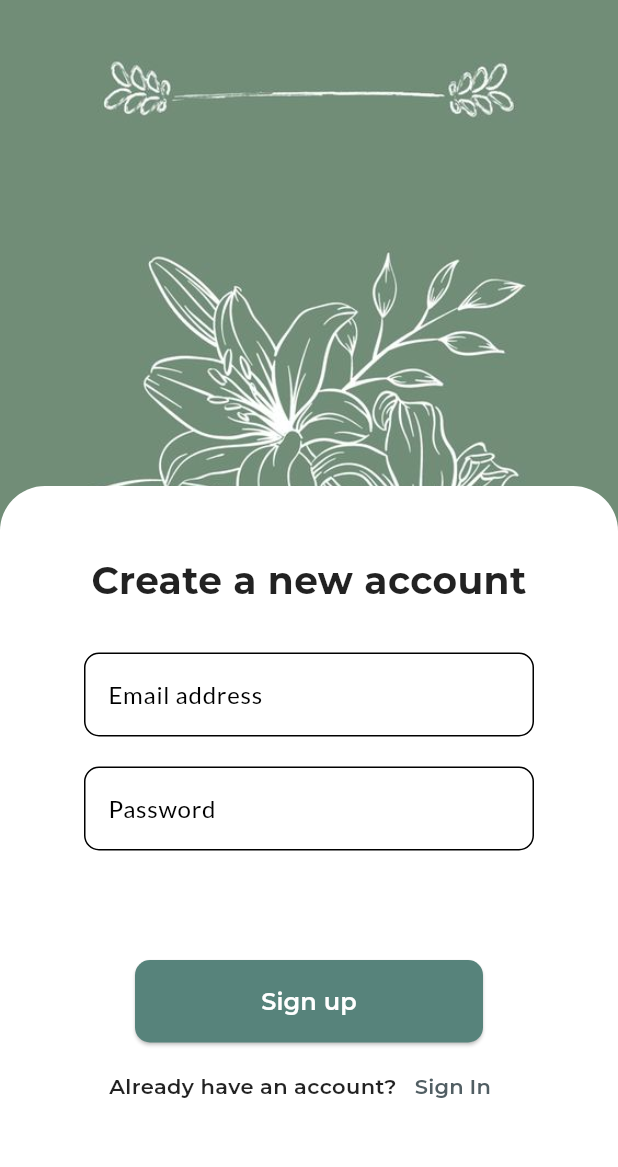
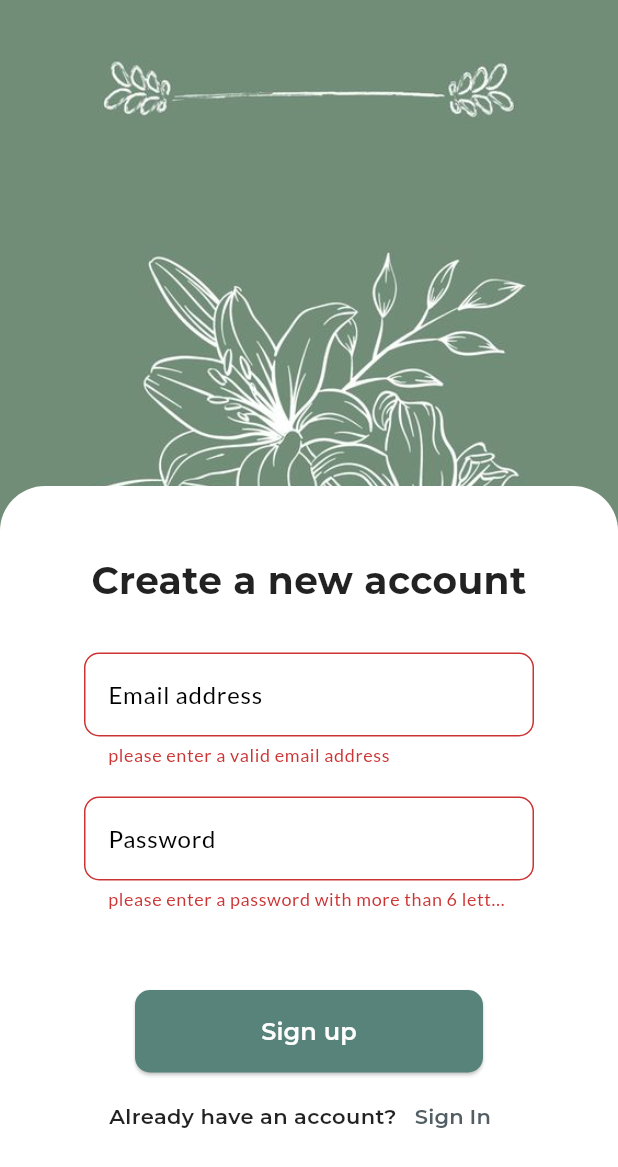
Before and after one commit to Naman-B-Parlecha/MellowWave, a Flutter app: the screen it shows after launch, after a tap on "Sign Up", after a tap on "Sign up", on a phone screen of 412 x 824 dp. Shown: the top 1167 px of the screen. Run offline on Flutter 3.47's test engine with Material 2 defaults, Android fonts, the light colour scheme and no system bars; our stand-ins replace firebase_auth, firebase_core, google_fonts; accounts and stored records are empty.

Commit message:
Added Firebase and logic
added firebase to store data of users and Authentication for
- email
- password

and allows users to stay signed in instead of making new account every time they use the app

```diff
--- /dev/null
+++ b/lib/Screens/LoadingScreen.dart
@@ -0,0 +1,15 @@
+import 'package:flutter/material.dart';
+
+class LoadingScreen extends StatelessWidget {
+  const LoadingScreen({super.key});
+  @override
+  Widget build(BuildContext context) {
+    return Scaffold(
+      body: Center(
+        child: CircularProgressIndicator(
+          valueColor: AlwaysStoppedAnimation<Color>(Color(0xFF57837B)),
+        ),
+      ),
+    );
+  }
+}
--- a/lib/Screens/SignUpScreen.dart
+++ b/lib/Screens/SignUpScreen.dart
@@ -1,5 +1,8 @@
 import 'package:flutter/material.dart';
 import 'package:google_fonts/google_fonts.dart';
+import 'package:firebase_auth/firebase_auth.dart';
+
+final firebase = FirebaseAuth.instance;
 
 class SignUpScreen extends StatefulWidget {
   const SignUpScreen({super.key});
@@ -10,7 +13,35 @@ class SignUpScreen extends StatefulWidget {
 }
 
 class _SignUpScreenState extends State<SignUpScreen> {
+  final _form = GlobalKey<FormState>();
   int count = 0;
+
+  var enteredemail = '';
+  var enteredpassword = '';
+
+  void submit() async {
+    final isValid = _form.currentState!.validate();
+    if (!isValid) {
+      return;
+    }
+    _form.currentState!.save();
+    try {
+      if (count == 2) {
+        final usercredential = await firebase.signInWithEmailAndPassword(
+            email: enteredemail, password: enteredpassword);
+        print(usercredential);
+      } else {
+        final usercredential = await firebase.createUserWithEmailAndPassword(
+            email: enteredemail, password: enteredpassword);
+        print(usercredential);
+      }
+    } on FirebaseAuthException catch (error) {
+      ScaffoldMessenger.of(context).clearSnackBars();
+      ScaffoldMessenger.of(context).showSnackBar(
+          SnackBar(content: Text(error.message ?? "Authenication Failed.")));
+    }
+  }
+
   Widget? content;
   @override
   Widget build(BuildContext context) {
@@ -159,10 +190,11 @@ class _SignUpScreenState extends State<SignUpScreen> {
                     ),
                     SizedBox(height: 30),
                     Container(
-                      height: 180,
+                      height: 200,
                       width: 300,
                       child: SingleChildScrollView(
                           child: Form(
+                        key: _form,
                         child: Column(
                           children: [
                             TextFormField(
@@ -176,6 +208,17 @@ class _SignUpScreenState extends State<SignUpScreen> {
                                 ),
                               ),
                               keyboardType: TextInputType.emailAddress,
+                              validator: (value) {
+                                if (value == null ||
+                                    value.trim().isEmpty ||
+                                    !value.contains('@')) {
+                                  return 'please enter a valid email address';
+                                }
+                                return null;
+                              },
+                              onSaved: (newValue) {
+                                enteredemail = newValue!;
+                              },
                             ),
                             const SizedBox(height: 20.0),
                             TextFormField(
@@ -189,6 +232,15 @@ class _SignUpScreenState extends State<SignUpScreen> {
                                 ),
                               ),
                               obscureText: true,
+                              validator: (value) {
+                                if (value == null || value.trim().length < 6) {
+                                  return 'please enter a password with more than 6 letters';
+                                }
+                                return null;
+                              },
+                              onSaved: (newValue) {
+                                enteredpassword = newValue!;
+                              },
                             ),
                           ],
                         ),
@@ -196,7 +248,7 @@ class _SignUpScreenState extends State<SignUpScreen> {
                     ),
                     const SizedBox(height: 25),
                     ElevatedButton(
-                      onPressed: () {},
+                      onPressed: submit,
                       style: ElevatedButton.styleFrom(
                         shape: RoundedRectangleBorder(
                           borderRadius: BorderRadius.circular(10.0),
@@ -287,10 +339,11 @@ class _SignUpScreenState extends State<SignUpScreen> {
                     ),
                     SizedBox(height: 30),
                     Container(
-                      height: 180,
+                      height: 200,
                       width: 300,
                       child: SingleChildScrollView(
                           child: Form(
+                        key: _form,
                         child: Column(
                           children: [
                             TextFormField(
@@ -304,6 +357,17 @@ class _SignUpScreenState extends State<SignUpScreen> {
                                 ),
                               ),
                               keyboardType: TextInputType.emailAddress,
+                              validator: (value) {
+                                if (value == null ||
+                                    value.trim().isEmpty ||
+                                    !value.contains('@')) {
+                                  return 'please enter a valid email address';
+                                }
+                                return null;
+                              },
+                              onSaved: (newValue) {
+                                enteredemail = newValue!;
+                              },
                             ),
                             const SizedBox(height: 20.0),
                             TextFormField(
@@ -317,6 +381,15 @@ class _SignUpScreenState extends State<SignUpScreen> {
                                 ),
                               ),
                               obscureText: true,
+                              validator: (value) {
+                                if (value == null || value.trim().length < 6) {
+                                  return 'please enter a password with more than 6 letters';
+                                }
+                                return null;
+                              },
+                              onSaved: (newValue) {
+                                enteredpassword = newValue!;
+                              },
                             ),
                           ],
                         ),
@@ -324,7 +397,7 @@ class _SignUpScreenState extends State<SignUpScreen> {
                     ),
                     const SizedBox(height: 25),
                     ElevatedButton(
-                      onPressed: () {},
+                      onPressed: submit,
                       style: ElevatedButton.styleFrom(
                         shape: RoundedRectangleBorder(
                           borderRadius: BorderRadius.circular(10.0),
--- a/lib/main.dart
+++ b/lib/main.dart
@@ -1,6 +1,12 @@
+import 'package:firebase_auth/firebase_auth.dart';
 import 'package:flutter/material.dart';
+import 'package:mellow_wave/Screens/LoadingScreen.dart';
+import 'package:mellow_wave/Screens/MusicScreen.dart';
 import 'package:mellow_wave/Screens/SignUpScreen.dart';
 import 'package:google_fonts/google_fonts.dart';
+
+import 'package:firebase_core/firebase_core.dart';
+import 'firebase_options.dart';
 
 final lofiTheme = ThemeData(
   useMaterial3: true,
@@ -20,7 +26,11 @@ final lofiTheme = ThemeData(
   textTheme: GoogleFonts.latoTextTheme(),
 );
 
-void main() {
+void main() async {
+  WidgetsFlutterBinding.ensureInitialized();
+  await Firebase.initializeApp(
+    options: DefaultFirebaseOptions.currentPlatform,
+  );
   runApp(const App());
 }
 
@@ -29,6 +39,19 @@ class App extends StatelessWidget {
 
   @override
   Widget build(BuildContext context) {
-    return MaterialApp(theme: lofiTheme, home: SignUpScreen());
+    return MaterialApp(
+        theme: lofiTheme,
+        home: StreamBuilder(
+          stream: FirebaseAuth.instance.authStateChanges(),
+          builder: (context, snapshot) {
+            if (snapshot.connectionState == ConnectionState.waiting) {
+              return LoadingScreen();
+            }
+            if (snapshot.hasData) {
+              return const MusicScreen();
+            }
+            return const SignUpScreen();
+          },
+        ));
   }
 }
--- a/pubspec.yaml
+++ b/pubspec.yaml
@@ -36,6 +36,8 @@ dependencies:
   # Use with the CupertinoIcons class for iOS style icons.
   cupertino_icons: ^1.0.2
   google_fonts: ^6.1.0
+  firebase_core: ^2.17.0
+  firebase_auth: ^4.10.1
 
 dev_dependencies:
   flutter_test:
```
Also changed, not shown: lib/Screens/MusicScreen.dart (added, +14 -0 lines), lib/firebase_options.dart (added), pubspec.lock, 8 other files.
